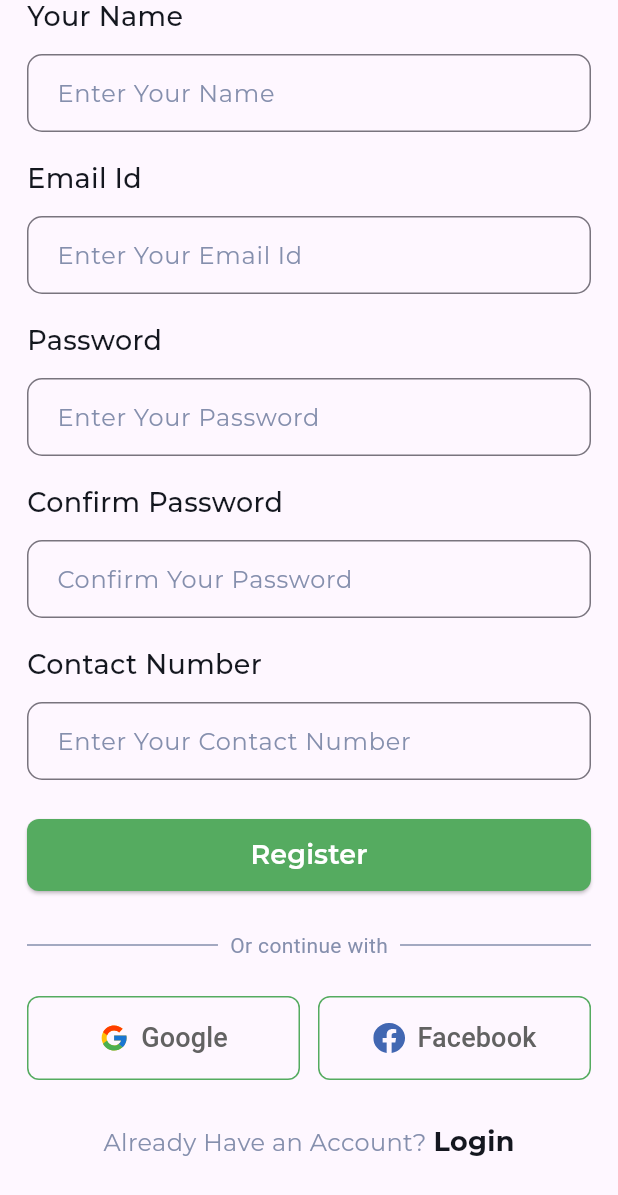
After one commit to johntarus/flutter_grocery_store, a Flutter app: the RegisterScreen screen opened by its route, scrolled down 197 dp, after a tap on "Register", on a phone screen of 412 x 824 dp. The commit adds this screen. Shown: the top 1195 px of the screen. Run offline on Flutter 3.47's test engine with Material 3 defaults, Android fonts, the phone set to English and light mode, and no system bars; our stand-ins replace flutter_svg, go_router, google_fonts.

Commit message:
Added registration screen

```diff
--- a/lib/route/router.dart
+++ b/lib/route/router.dart
@@ -1,13 +1,16 @@
 import 'package:go_router/go_router.dart';
 
 import '../screens/auth/login_screen.dart';
-import '../screens/auth/signup_screen.dart';
+import '../screens/auth/register_screen.dart';
 import '../screens/onboarding_screen.dart';
 
 final GoRouter router = GoRouter(
   routes: <RouteBase>[
     GoRoute(path: '/', builder: (context, state) => const OnBoardingScreen()),
     GoRoute(path: '/login', builder: (context, state) => const LoginScreen()),
-    GoRoute(path: '/signup', builder: (context, state) => const SignupScreen()),
+    GoRoute(
+      path: '/signup',
+      builder: (context, state) => const RegisterScreen(),
+    ),
   ],
 );
--- /dev/null
+++ b/lib/screens/auth/components/register_form.dart
@@ -0,0 +1,117 @@
+import 'package:flutter/material.dart';
+
+import '../../../components/auth_footer.dart';
+import '../../../components/social_buttons.dart';
+import '../../../components/text_field.dart';
+import '../../../theme/app_colors.dart';
+import '../../../theme/app_fonts.dart';
+
+class RegisterForm extends StatefulWidget {
+  const RegisterForm({super.key});
+
+  @override
+  State<RegisterForm> createState() => _RegisterFormState();
+}
+
+class _RegisterFormState extends State<RegisterForm> {
+  final _formKey = GlobalKey<FormState>();
+  final _nameController = TextEditingController();
+  final _emailController = TextEditingController();
+  final _passwordController = TextEditingController();
+  final _confirmPasswordController = TextEditingController();
+  final _contactController = TextEditingController();
+
+  @override
+  Widget build(BuildContext context) {
+    return Form(
+      key: _formKey,
+      child: Column(
+        children: [
+          AuthTextField(
+            label: "Your Name",
+            hintText: "Enter Your Name",
+            controller: _nameController,
+          ),
+          const SizedBox(height: 18),
+          AuthTextField(
+            label: "Email Id",
+            hintText: "Enter Your Email Id",
+            controller: _emailController,
+          ),
+          const SizedBox(height: 18),
+          AuthTextField(
+            label: "Password",
+            hintText: "Enter Your Password",
+            controller: _passwordController,
+            obscureText: true,
+          ),
+          const SizedBox(height: 18),
+          AuthTextField(
+            label: "Confirm Password",
+            hintText: "Confirm Your Password",
+            controller: _confirmPasswordController,
+            obscureText: true,
+          ),
+          const SizedBox(height: 18),
+          AuthTextField(
+            label: "Contact Number",
+            hintText: "Enter Your Contact Number",
+            controller: _contactController,
+          ),
+          const SizedBox(height: 26),
+          SizedBox(
+            width: double.infinity,
+            height: 48,
+            child: ElevatedButton(
+              onPressed: () {
+                if (_formKey.currentState!.validate()) {
+                  // Registration logic here
+                }
+              },
+              style: ElevatedButton.styleFrom(
+                backgroundColor: AppColors.themeGreen,
+                shape: RoundedRectangleBorder(
+                  borderRadius: BorderRadius.circular(8),
+                ),
+              ),
+              child: Text(
+                "Register",
+                style: AppFonts.montserrat(
+                  fontSize: 18,
+                  fontWeight: FontWeight.w600,
+                  color: AppColors.white,
+                ),
+              ),
+            ),
+          ),
+          const SizedBox(height: 26),
+          Row(
+            children: const [
+              Expanded(
+                child: Divider(color: AppColors.textSecondary, thickness: 1),
+              ),
+              Padding(
+                padding: EdgeInsets.symmetric(horizontal: 8.0),
+                child: Text(
+                  "Or continue with",
+                  style: TextStyle(color: AppColors.textSecondary),
+                ),
+              ),
+              Expanded(
+                child: Divider(color: AppColors.textSecondary, thickness: 1),
+              ),
+            ],
+          ),
+          const SizedBox(height: 24),
+          const SocialButtons(),
+          const SizedBox(height: 28),
+          const AuthFooter(
+            question: "Already Have an Account? ",
+            actionText: "Login",
+            route: '/login',
+          ),
+        ],
+      ),
+    );
+  }
+}
--- /dev/null
+++ b/lib/screens/auth/register_screen.dart
@@ -0,0 +1,45 @@
+import 'package:flutter/material.dart';
+import 'package:flutter_svg/flutter_svg.dart';
+
+import '../../theme/app_colors.dart';
+import '../../theme/app_fonts.dart';
+import 'components/register_form.dart';
+
+class RegisterScreen extends StatelessWidget {
+  const RegisterScreen({super.key});
+
+  @override
+  Widget build(BuildContext context) {
+    return Scaffold(
+      body: SingleChildScrollView(
+        padding: const EdgeInsets.symmetric(horizontal: 18, vertical: 50),
+        child: Column(
+          crossAxisAlignment: CrossAxisAlignment.start,
+          children: [
+            // Logo
+            Center(
+              child: SvgPicture.asset(
+                'assets/logo/auth_logo.svg',
+                width: 221,
+                height: 53,
+              ),
+            ),
+            const SizedBox(height: 32),
+
+            // Title
+            Text(
+              "Register",
+              style: AppFonts.montserrat(
+                fontSize: 24,
+                fontWeight: FontWeight.w600,
+                color: AppColors.themeGreen,
+              ),
+            ),
+            const SizedBox(height: 26),
+            const RegisterForm(),
+          ],
+        ),
+      ),
+    );
+  }
+}
--- a/lib/screens/auth/signup_screen.dart
+++ /dev/null
@@ -1,34 +0,0 @@
-import 'package:flutter/material.dart';
-
-class SignupScreen extends StatelessWidget {
-  const SignupScreen({super.key});
-
-  @override
-  Widget build(BuildContext context) {
-    return Scaffold(
-      appBar: AppBar(
-        title: const Text('Sign Up'),
-        backgroundColor: const Color(0xFF55AB60),
-      ),
-      body: SingleChildScrollView(
-        padding: const EdgeInsets.all(16.0),
-        child: Column(
-          crossAxisAlignment: CrossAxisAlignment.start,
-          children: [
-            const SizedBox(height: 20),
-            Text(
-              'Create an Account',
-              style: Theme.of(context).textTheme.headlineSmall?.copyWith(
-                color: const Color(0xFF55AB60),
-                fontWeight: FontWeight.bold,
-              ),
-            ),
-            const SizedBox(height: 20),
-            // Add your sign-up form fields here
-            // For example, TextFormField for email, password, etc.
-          ],
-        ),
-      ),
-    );
-  }
-}
```
